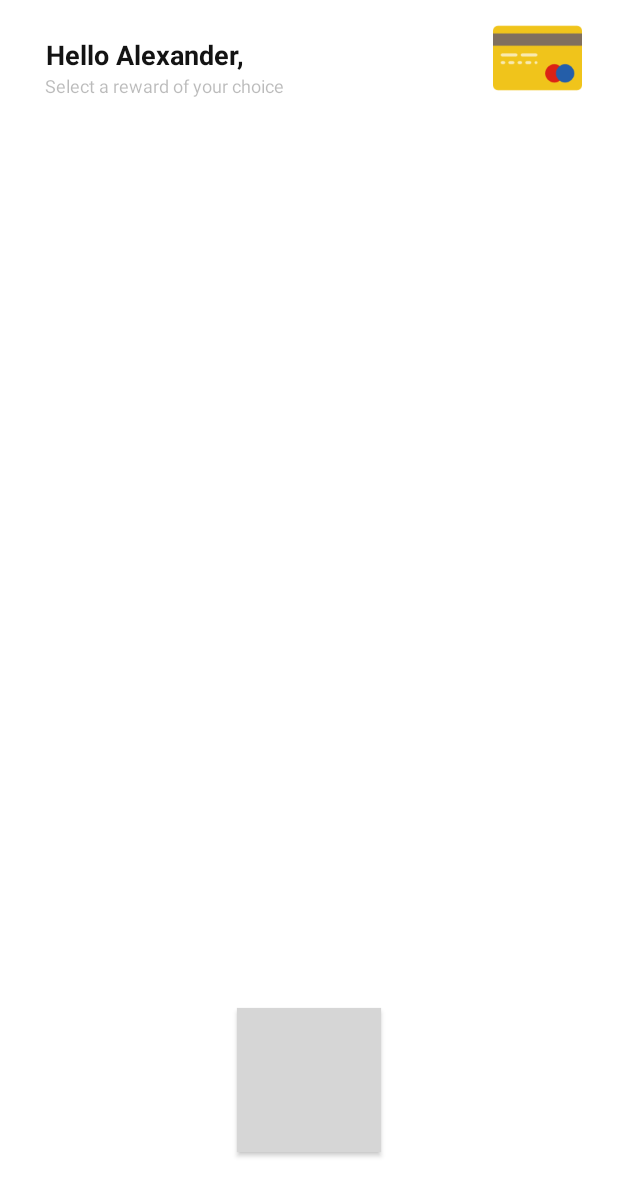
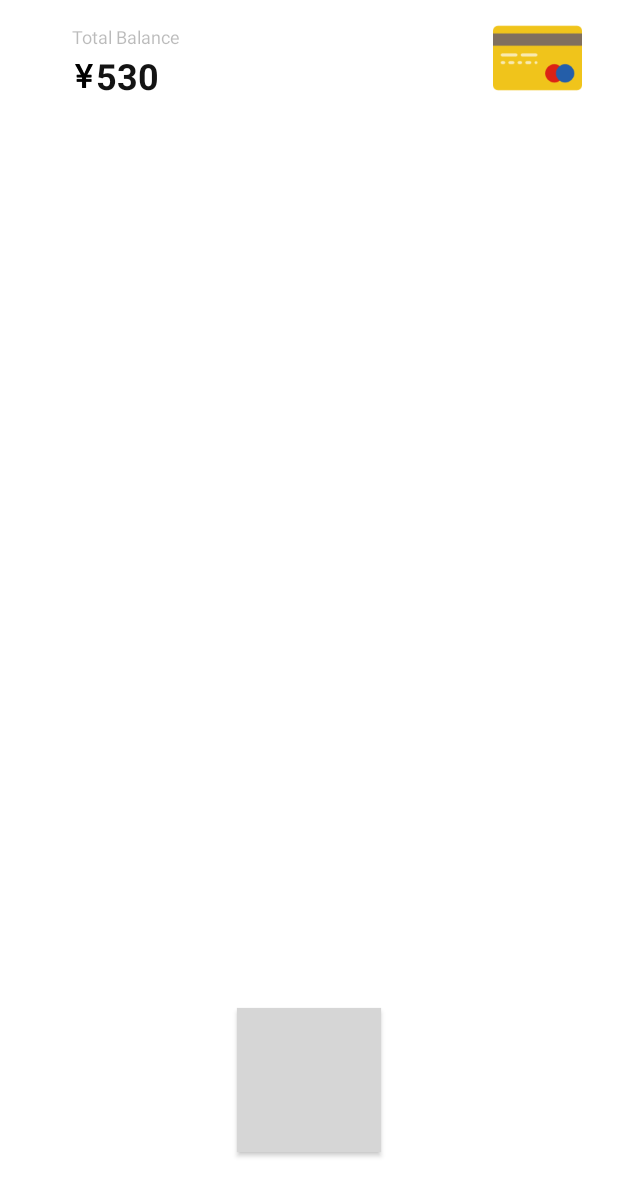
Before and after one commit to AlexanderAmeye/Workmate, an Android app: the layout activity_store.xml on its own in the app's theme, with its tools: preview values and no code run, on a phone screen of 412 x 824 dp. Shown: the top 1196 px of the screen. Run offline under Robolectric (Android 15) with nearby library versions, the light colour scheme and no system bars; network calls fail; grey boxes are pictures that could not be loaded.

Commit message:
Initial Commit

```diff
--- a/app/src/main/res/layout/activity_store.xml
+++ b/app/src/main/res/layout/activity_store.xml
@@ -24,9 +24,7 @@
         app:layout_constraintBottom_toTopOf="@+id/purchase_button"
         app:layout_constraintEnd_toEndOf="parent"
         app:layout_constraintHorizontal_bias="0.0"
-        app:layout_constraintStart_toStartOf="parent"
-        app:layout_constraintTop_toBottomOf="@+id/text1"
-        app:layout_constraintVertical_bias="0.773">
+        app:layout_constraintStart_toStartOf="parent">
 
     </android.support.v4.view.ViewPager>
 
@@ -41,31 +39,18 @@
         app:layout_constraintStart_toStartOf="parent" />
 
     <TextView
-        android:id="@+id/text1"
-        android:layout_width="wrap_content"
-        android:layout_height="wrap_content"
-        android:layout_marginTop="24dp"
-        android:text="Hello Alexander,"
-        android:textAlignment="viewStart"
-        android:textColor="#131313"
-        android:textSize="18sp"
-        android:textStyle="bold"
-        app:layout_constraintEnd_toEndOf="parent"
-        app:layout_constraintHorizontal_bias="0.109"
-        app:layout_constraintStart_toStartOf="parent"
-        app:layout_constraintTop_toTopOf="parent" />
-
-    <TextView
         android:id="@+id/textView6"
         android:layout_width="wrap_content"
         android:layout_height="wrap_content"
-        android:text="Select a reward of your choice"
+        android:layout_marginStart="8dp"
+        android:layout_marginTop="16dp"
+        android:text="Total Balance"
         android:textColor="#4A131313"
         android:textSize="12sp"
         app:layout_constraintEnd_toEndOf="parent"
         app:layout_constraintHorizontal_bias="0.12"
         app:layout_constraintStart_toStartOf="parent"
-        app:layout_constraintTop_toBottomOf="@+id/text1" />
+        app:layout_constraintTop_toTopOf="parent" />
 
     <ImageView
         android:id="@+id/imageView6"
@@ -80,4 +65,27 @@
         app:layout_constraintTop_toTopOf="parent"
         app:srcCompat="@drawable/card" />
 
+    <TextView
+        android:id="@+id/total_balance"
+        android:layout_width="wrap_content"
+        android:layout_height="wrap_content"
+        android:layout_marginTop="1dp"
+        android:text="530"
+        android:textAlignment="center"
+        android:textColor="#131313"
+        android:textSize="24sp"
+        android:textStyle="bold"
+        app:layout_constraintStart_toEndOf="@+id/imageView7"
+        app:layout_constraintTop_toBottomOf="@+id/textView6" />
+
+    <ImageView
+        android:id="@+id/imageView7"
+        android:layout_width="16dp"
+        android:layout_height="16dp"
+        android:layout_marginStart="48dp"
+        android:layout_marginTop="10dp"
+        app:layout_constraintStart_toStartOf="parent"
+        app:layout_constraintTop_toBottomOf="@+id/textView6"
+        app:srcCompat="@drawable/currency" />
+
 </android.support.constraint.ConstraintLayout>
```
Also changed, not shown: app/src/main/java/me/example/paul/Activities/RewardsActivity.java (+50 -0 lines).
